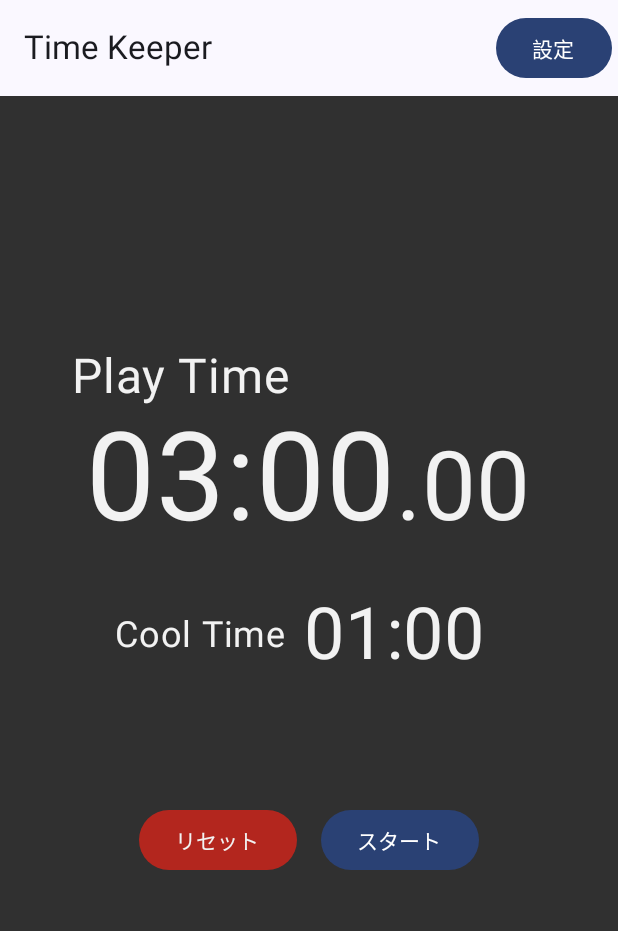
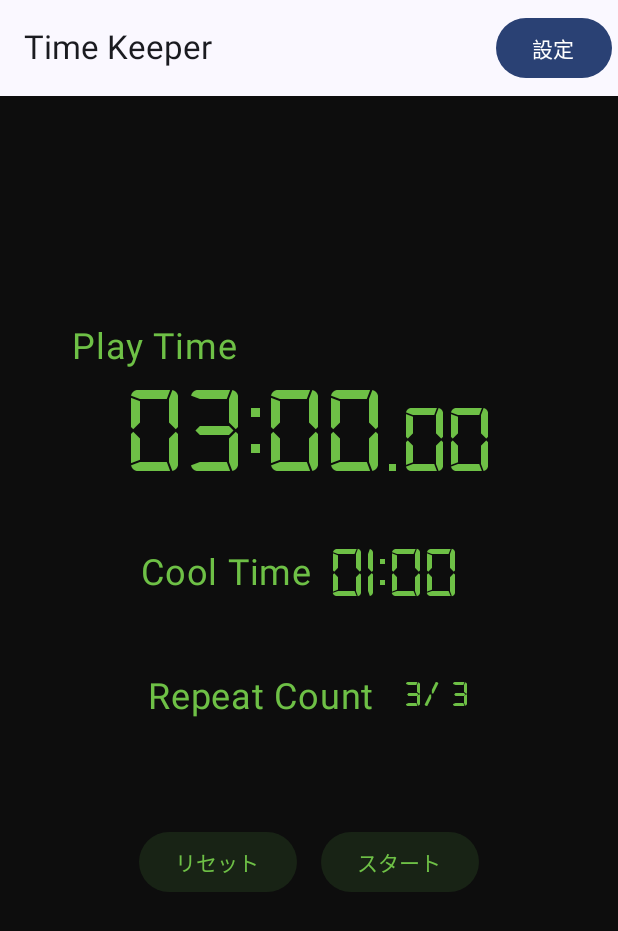
Before and after one commit to nyoshida880925-lab/kotlin-time-keeper, an Android app built with Jetpack Compose: the screen it shows after launch (MainActivity), on a phone screen of 412 x 824 dp. Shown: the top 931 px of the screen. Run offline under Robolectric (Android 15) with nearby library versions, the phone set to English and light mode, and no system bars.

Commit message:
デザイン変更途中

```diff
--- a/app/build.gradle.kts
+++ b/app/build.gradle.kts
@@ -68,4 +68,5 @@ dependencies {
     implementation("androidx.lifecycle:lifecycle-viewmodel-compose:2.6.2")
     implementation("androidx.navigation:navigation-compose:2.7.3")
     implementation("androidx.datastore:datastore-preferences:1.1.1")
+    implementation("androidx.compose.ui:ui-text-google-fonts:1.7.0")
 }
--- a/app/src/main/java/com/example/playcooltimer/ui/MainScreen.kt
+++ b/app/src/main/java/com/example/playcooltimer/ui/MainScreen.kt
@@ -16,7 +16,6 @@ import androidx.compose.foundation.layout.wrapContentWidth
 import androidx.compose.material3.Button
 import androidx.compose.material3.ButtonDefaults
 import androidx.compose.material3.ExperimentalMaterial3Api
-import androidx.compose.material3.MaterialTheme
 import androidx.compose.material3.Scaffold
 import androidx.compose.material3.Text
 import androidx.compose.material3.TopAppBar
@@ -37,6 +36,7 @@ import androidx.compose.ui.unit.dp
 import androidx.compose.ui.unit.sp
 import com.example.playcooltimer.R
 import com.example.playcooltimer.TimerViewModel
+import com.example.playcooltimer.ui.theme.DigitalFont
 
 @SuppressLint("DefaultLocale")
 @OptIn(ExperimentalMaterial3Api::class)
@@ -63,8 +63,6 @@ fun MainScreen(viewModel: TimerViewModel, onOpenSettings: () -> Unit) {
     val bellCool = remember { MediaPlayer.create(context, R.raw.cool_bell) }
     bellCool.setVolume(bellCoolInit, bellCoolInit)
 
-//    var repeatCount by remember { mutableStateOf(repeatCountInit) }
-
     val resetTimerLambda: () -> Unit
 
     fun resetTimer() {
@@ -81,6 +79,7 @@ fun MainScreen(viewModel: TimerViewModel, onOpenSettings: () -> Unit) {
 
     fun startTimer() {
         timer?.cancel()
+        if (isPlayPhase) repeatCountInit -= 1
         val totalMillis =
             if (isPlayPhase) playTimeLeft * 1000L + playMilliLeft
             else coolTimeLeft * 1000L
@@ -98,7 +97,6 @@ fun MainScreen(viewModel: TimerViewModel, onOpenSettings: () -> Unit) {
             }
             override fun onFinish() {
                 if (isPlayPhase) {
-                    repeatCountInit -= 1
                     bellCool.start()
                     isPlayPhase = false
                     if (repeatCountInit != 0) {
@@ -139,15 +137,15 @@ fun MainScreen(viewModel: TimerViewModel, onOpenSettings: () -> Unit) {
         Column(
             modifier = Modifier
                 .fillMaxSize()
-                .background(color = Color(0xFF303030))
+                .background(color = Color(0xFF0D0D0D))
                 .padding(48.dp),
             verticalArrangement = Arrangement.Center,
             horizontalAlignment = Alignment.CenterHorizontally,
         ) {
             Text(
                 "Play Time",
-                fontSize = 32.sp,
-                color = Color(0xFFF2F2F2),
+                fontSize = 24.sp,
+                color = Color(0xFF6EC046),
                 modifier = Modifier
                     .fillMaxWidth()
                     .wrapContentWidth(Alignment.Start)
@@ -171,7 +169,8 @@ fun MainScreen(viewModel: TimerViewModel, onOpenSettings: () -> Unit) {
                     }
                 },
                 fontSize = 82.sp,
-                color = Color(0xFFF2F2F2)
+                fontFamily = DigitalFont,
+                color = Color(0xFF6EC046)
             )
 
             Spacer(modifier = Modifier.height(16.dp))
@@ -182,7 +181,7 @@ fun MainScreen(viewModel: TimerViewModel, onOpenSettings: () -> Unit) {
                 Text(
                     "Cool Time",
                     fontSize = 24.sp,
-                    color = Color(0xFFF2F2F2),
+                    color = Color(0xFF6EC046),
                     modifier = Modifier
                         .wrapContentWidth(Alignment.Start)
                 )
@@ -193,10 +192,36 @@ fun MainScreen(viewModel: TimerViewModel, onOpenSettings: () -> Unit) {
                         coolTimeLeft % 60
                     ),
                     fontSize = 48.sp,
-                    color = Color(0xFFF2F2F2),
+                    fontFamily = DigitalFont,
+                    color = Color(0xFF6EC046),
                     modifier = Modifier
                         .wrapContentWidth(Alignment.Start)
                         .padding(12.dp)
+                )
+            }
+
+            Spacer(modifier = Modifier.height(32.dp))
+
+            Row {
+                Text(
+                     "Repeat Count",
+                    fontSize = 24.sp,
+                    color = Color(0xFF6EC046),
+                    modifier = Modifier
+                        .wrapContentWidth(Alignment.Start)
+                )
+                Text(
+                    text = String.format(
+                        "%2d/%2d",
+                        repeatCountInit,
+                        setting.repeatCount
+                    ),
+                    fontSize = 24.sp,
+                    color = Color(0xFF6EC046),
+                    fontFamily = DigitalFont,
+                    modifier = Modifier
+                        .wrapContentWidth(Alignment.Start)
+                        .padding(12.dp, 0.dp, 0.dp, 0.dp)
                 )
             }
 
@@ -207,10 +232,10 @@ fun MainScreen(viewModel: TimerViewModel, onOpenSettings: () -> Unit) {
                     onClick = { resetTimer() },
                     enabled = !isRunning,
                     colors = ButtonDefaults.buttonColors(
-                        containerColor = MaterialTheme.colorScheme.error,
-                        contentColor = Color(0xFFF2F2F2),
-                        disabledContainerColor = Color(0xFF822E2E),
-                        disabledContentColor = Color(0xFFF2F2F2)
+                        containerColor = Color(0xFF182315),
+                        contentColor = Color(0xFF6EC046),
+                        disabledContainerColor = Color(0xFF182315),
+                        disabledContentColor = Color(0xFF477B2E)
                     ),
                     modifier = Modifier.padding(8.dp)
                 ) {
@@ -218,7 +243,11 @@ fun MainScreen(viewModel: TimerViewModel, onOpenSettings: () -> Unit) {
                 }
                 Button(
                     onClick = { if (isRunning) pauseTimer() else startTimer() },
-                    modifier = Modifier.padding(8.dp)
+                    modifier = Modifier.padding(8.dp),
+                    colors = ButtonDefaults.buttonColors(
+                        containerColor = Color(0xFF182315),
+                        contentColor = Color(0xFF6EC046)
+                    )
                 ) {
                     Text(if (isRunning) "ストップ" else "スタート")
                 }
--- /dev/null
+++ b/app/src/main/java/com/example/playcooltimer/ui/theme/Font.kt
@@ -0,0 +1,7 @@
+package com.example.playcooltimer.ui.theme
+
+import androidx.compose.ui.text.font.Font
+import androidx.compose.ui.text.font.FontFamily
+import com.example.playcooltimer.R
+
+val DigitalFont = FontFamily(Font(R.font.digital_7))
```
Also changed, not shown: app/src/main/res/font/digital_7.ttf (added).
